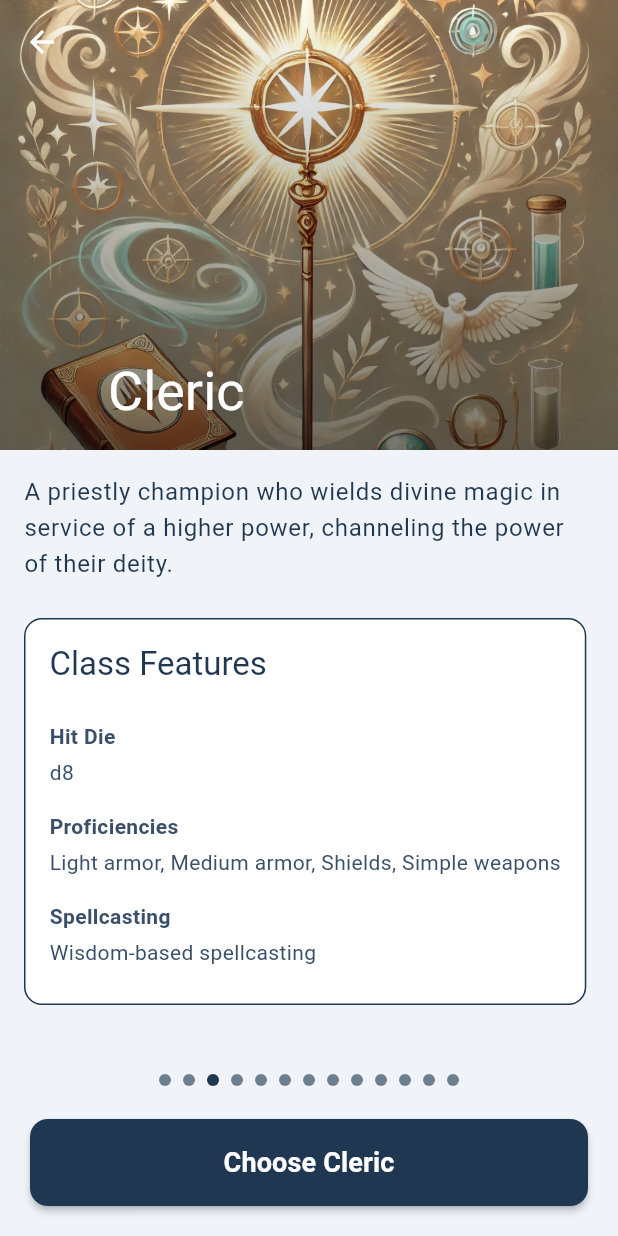
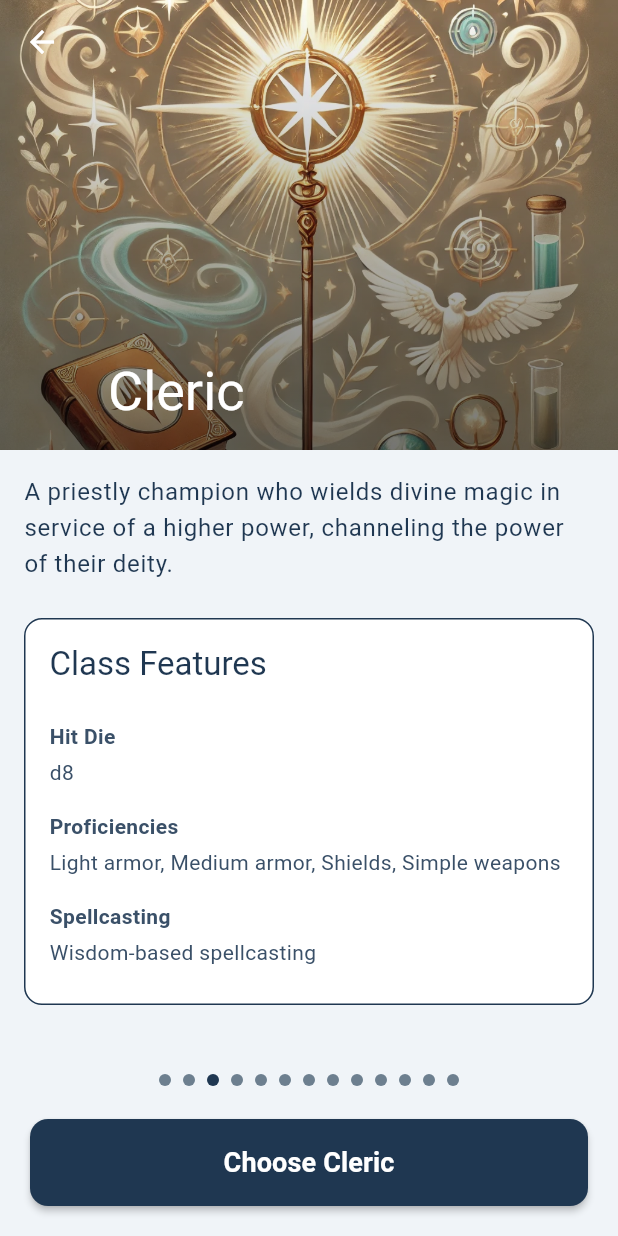
Before and after one commit to Simple-5E/Simple-5E, a Flutter app: the ClassSelection screen opened directly with empty values, swiped to page 3, on a phone screen of 412 x 824 dp. Run offline on Flutter 3.47's test engine with Material 3 defaults, Android fonts, the phone set to English and light mode, and no system bars; our stand-ins replace expandable, flutter_riverpod, sqflite; accounts and stored records are empty.

Commit message:
fix: adjust layout and alignment in class details section

```diff
--- a/lib/features/create_character/class_details.dart
+++ b/lib/features/create_character/class_details.dart
@@ -18,7 +18,10 @@
               fontWeight: FontWeight.bold,
             ),
           ),
-          const SizedBox(height: 4),
+          const SizedBox(
+            height: 4,
+            width: double.infinity,
+          ),
           Text(value),
         ],
       ),
@@ -71,7 +74,8 @@
                   style: Theme.of(context).textTheme.bodyLarge,
                 ),
                 const SizedBox(height: 24),
-                Container(
+                Center(
+                    child: Container(
                   padding: const EdgeInsets.all(16),
                   decoration: BoxDecoration(
                     color: Theme.of(context).colorScheme.surface,
@@ -99,7 +103,7 @@
                       ),
                     ],
                   ),
-                ),
+                )),
               ],
             ),
           ),
```
